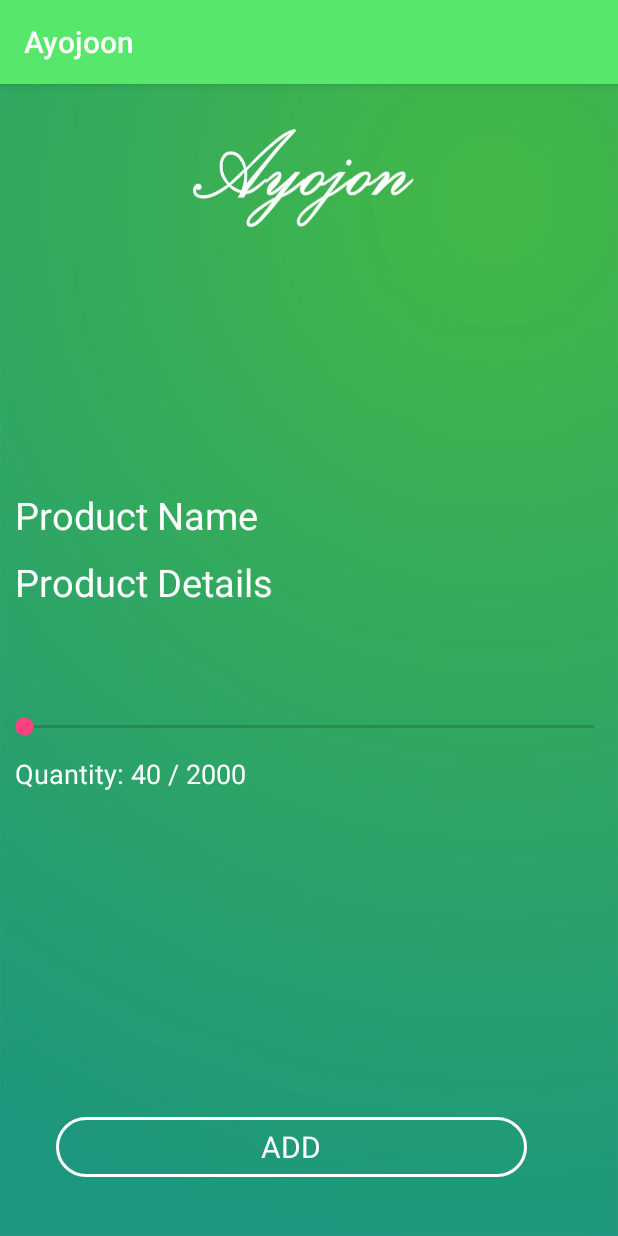
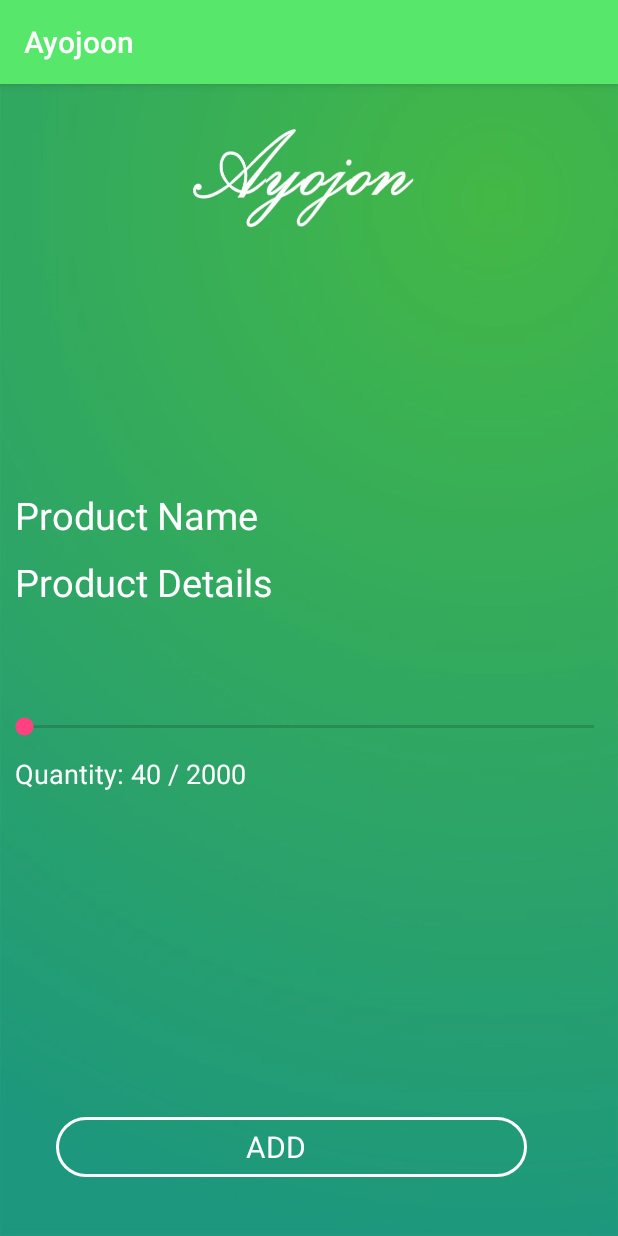
Before and after one commit to nafis10670/AyojonApp, an Android app: the Product_Details screen opened directly, with no data from a screen before it, on a phone screen of 412 x 824 dp. Run offline under Robolectric (Android 15) with nearby library versions, the phone set to English and light mode, and no system bars; our stand-ins replace Firebase (no records; nobody signed in at launch, a user with empty details on screens opened directly), Picasso; Roboto replaces fonts that are not available here; 5 statements that could not run were skipped.

Commit message:
All description Complete

```diff
--- a/ProjectSem/app/src/main/java/com/example/asus/ayojoon/Product_Details.java
+++ b/ProjectSem/app/src/main/java/com/example/asus/ayojoon/Product_Details.java
@@ -18,8 +18,8 @@ import com.squareup.picasso.Picasso;
 
 public class Product_Details extends AppCompatActivity {
 
-    private ImageView productimage;
-    private TextView prodprice, prodname, proddesc, progressbar;
+    private ImageView productimagedet;
+    private TextView prodpricedet, prodnamedet, proddescdet, progressbar;
     private static SeekBar seekbar;
     private String productID = " ";
     private String ChildName ;
@@ -30,10 +30,10 @@ public class Product_Details extends AppCompatActivity {
         super.onCreate(savedInstanceState);
         setContentView(R.layout.activity_product__details);
         productID = getIntent().getStringExtra("pid");
-        prodprice = (TextView) findViewById(R.id.price);
-        prodname = (TextView) findViewById(R.id.product_name);
-        proddesc = (TextView) findViewById(R.id.product_name_details);
-        productimage = (ImageView) findViewById(R.id.product_image_details);
+        prodpricedet = (TextView) findViewById(R.id.price);
+        prodnamedet = (TextView) findViewById(R.id.product_name);
+        proddescdet = (TextView) findViewById(R.id.product_name_details);
+        productimagedet = (ImageView) findViewById(R.id.product_image_details);
         Toast.makeText(getApplicationContext(), "Dhukse to pera", Toast.LENGTH_LONG).show();
 
         getProductDetailsPhoto(productID);
@@ -43,6 +43,8 @@ public class Product_Details extends AppCompatActivity {
     }
 
     private void getProductDetailsPhoto(final String productID) {
+
+        Toast.makeText(getApplicationContext(), productID, Toast.LENGTH_LONG).show();
 
 
 
@@ -58,6 +60,7 @@ public class Product_Details extends AppCompatActivity {
         else if (productID.startsWith("T"))
         {
             ChildName = "Entree" ;
+            Toast.makeText(getApplicationContext(), "ETAI SCIENCE", Toast.LENGTH_LONG).show();
 
         }
         else if (productID.startsWith("M"))
@@ -68,18 +71,19 @@ public class Product_Details extends AppCompatActivity {
 
 
 
-        DatabaseReference ProductsPhotoRef = FirebaseDatabase.getInstance().getReference();
-        DatabaseReference somethingref = ProductsPhotoRef.child(ChildName).child(productID);
+        DatabaseReference ProductsPhotoRefdetails = FirebaseDatabase.getInstance().getReference("Catering");
+        DatabaseReference naire = ProductsPhotoRefdetails.child(ChildName) ;
+        DatabaseReference somethingref = naire.child(productID);
         ValueEventListener eventListener = new ValueEventListener() {
             @Override
             public void onDataChange(DataSnapshot dataSnapshot) {
                 if (dataSnapshot.exists()) {
 
-                    Products products_photo = dataSnapshot.getValue(Products.class);
-                    prodname.setText(products_photo.getTitle());
-                    prodprice.setText("Price: "+products_photo.getPayment()+" TK");
-                    proddesc.setText(products_photo.getDescription());
-                    Picasso.get().load(products_photo.getImage()).into(productimage);
+                    Products products_details = dataSnapshot.getValue(Products.class);
+                    prodnamedet.setText(products_details.getTitle());
+                    prodpricedet.setText("Price: "+products_details.getPayment()+" TK");
+                    proddescdet.setText(products_details.getDescription());
+                    Picasso.get().load(products_details.getImage()).into(productimagedet);
 
                 } else {
                     Toast.makeText(getApplicationContext(), "WRONGWRONGWRONG", Toast.LENGTH_LONG).show();
--- a/ProjectSem/app/src/main/res/layout/activity_product__details.xml
+++ b/ProjectSem/app/src/main/res/layout/activity_product__details.xml
@@ -92,11 +92,12 @@
         android:layout_marginStart="37dp"
 
         android:background="@drawable/juststroke"
-
+        android:paddingRight="20dp"
         android:fontFamily="@font/advent_pro_medium"
         android:text="ADD"
         android:textColor="@color/white"
         android:textColorHint="@color/shady"
+
         android:textSize="20sp"
         android:layout_alignParentLeft="true"
         android:layout_marginLeft="37dp" />
```
Also changed, not shown: ProjectSem/app/src/main/java/com/example/asus/ayojoon/Food_Dessert.java (+15 -4 lines), ProjectSem/app/src/main/java/com/example/asus/ayojoon/Food_Drink.java (+13 -5 lines), ProjectSem/app/src/main/java/com/example/asus/ayojoon/Food_Entree.java (+13 -5 lines), ProjectSem/app/src/main/java/com/example/asus/ayojoon/Food_Starter.java (+10 -2 lines).
